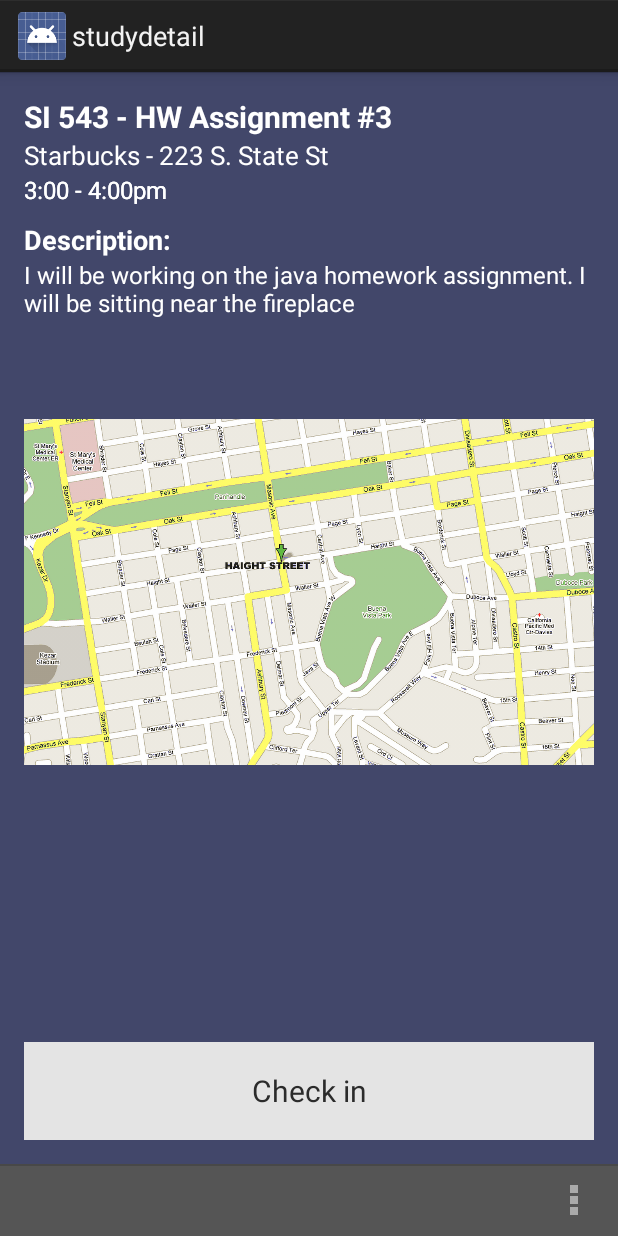
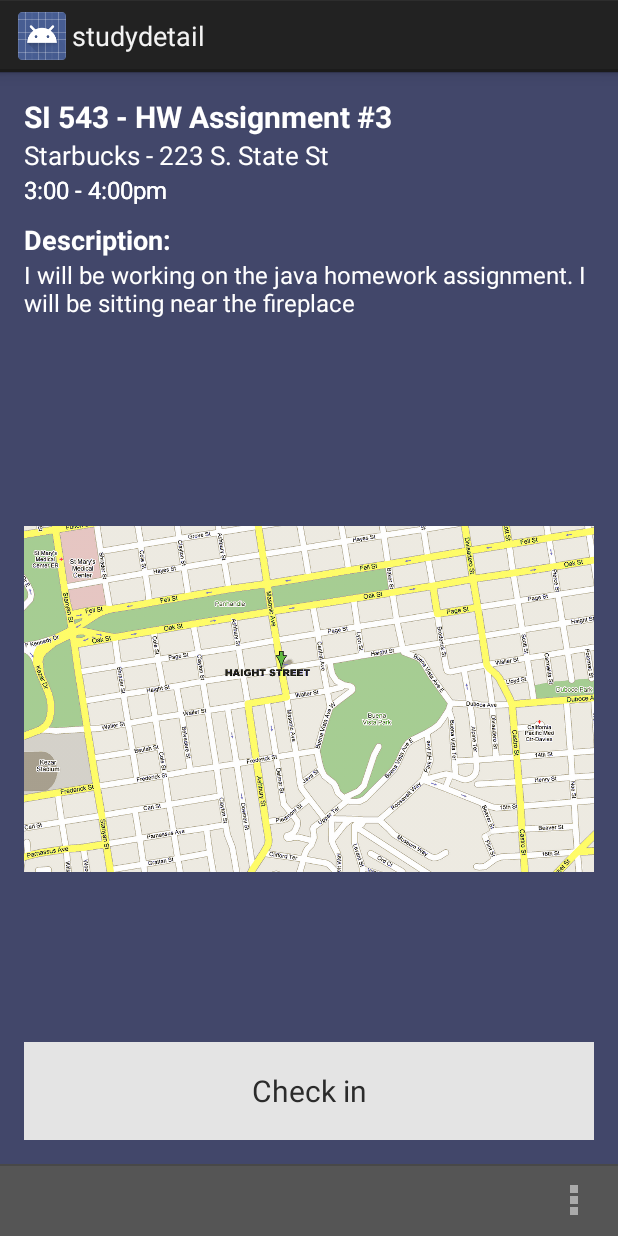
Before and after one commit to lrehmann/cahoot, an Android app: the studydetail screen opened directly, with no data from a screen before it, on a phone screen of 412 x 824 dp. Run offline under Robolectric (Android 15) with nearby library versions, the phone set to English and light mode, and no system bars.

Commit message:
make study styling, study detail fix styling

```diff
--- a/Cahoot-App/app/src/main/res/layout/fragment_studydetail.xml
+++ b/Cahoot-App/app/src/main/res/layout/fragment_studydetail.xml
@@ -37,12 +37,12 @@
     <!-- Temporary Map  @drawable-hdpi/map_file.png -->
     <ImageView
         android:layout_width="match_parent"
-        android:layout_height="500px"
+        android:layout_height="match_parent"
         android:id="@+id/map"
         android:src="@drawable/map_file"
-        android:layout_below="@+id/comments"
+        android:layout_alignTop="@+id/comments"
         android:layout_alignParentLeft="true"
-        android:layout_alignParentStart="true" />
+        android:layout_alignParentStart="false" />
 <!--
     <fragment xmlns:android="http://schemas.android.com/apk/res/android"
         android:id="@+id/map"
@@ -86,7 +86,7 @@
         android:layout_width="wrap_content"
         android:layout_height="wrap_content"
         android:textColor="#ffffff"
-        android:layout_below="@+id/textView"
+        android:layout_below="@+id/descriptionHeader"
         android:layout_alignParentLeft="true"
         android:layout_alignParentStart="true"
         android:paddingBottom="15dp"/>
@@ -112,7 +112,7 @@
         android:paddingTop="10dp"
         android:text="Description:"
         android:textStyle="bold"
-        android:id="@+id/textView"
+        android:id="@+id/descriptionHeader"
         android:layout_below="@+id/time"
         android:layout_alignParentLeft="true"
         android:layout_alignParentStart="true"
```
Also changed, not shown: Cahoot-App/app/src/main/res/layout/activity_makestudy.xml (+7 -5 lines).
